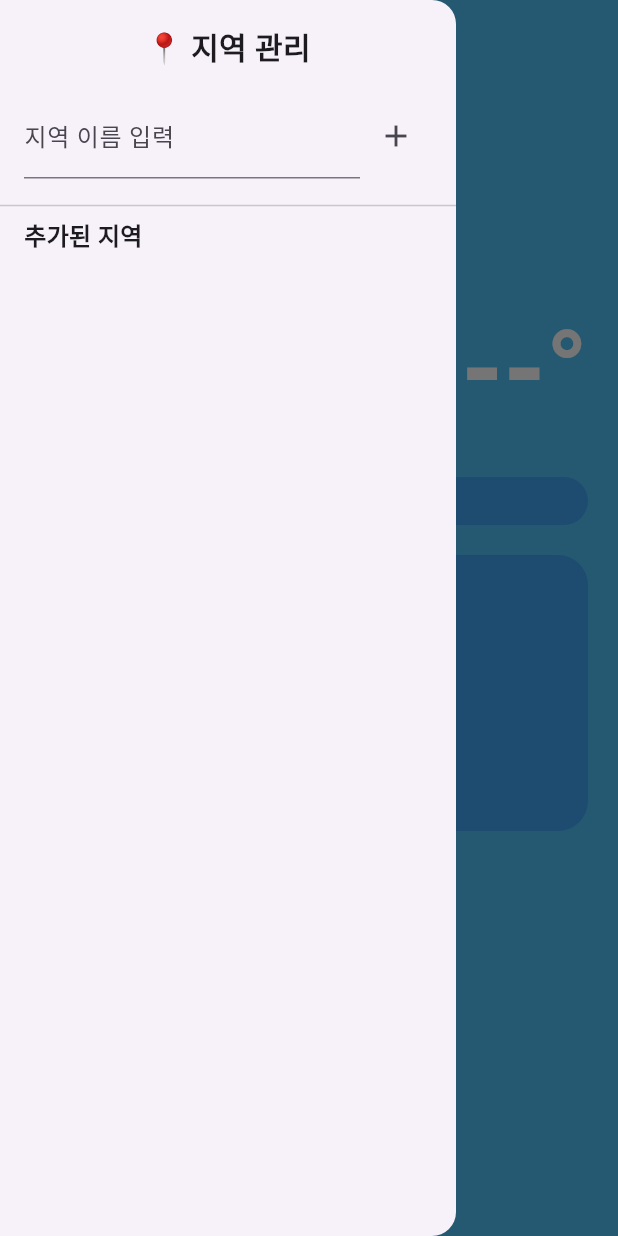
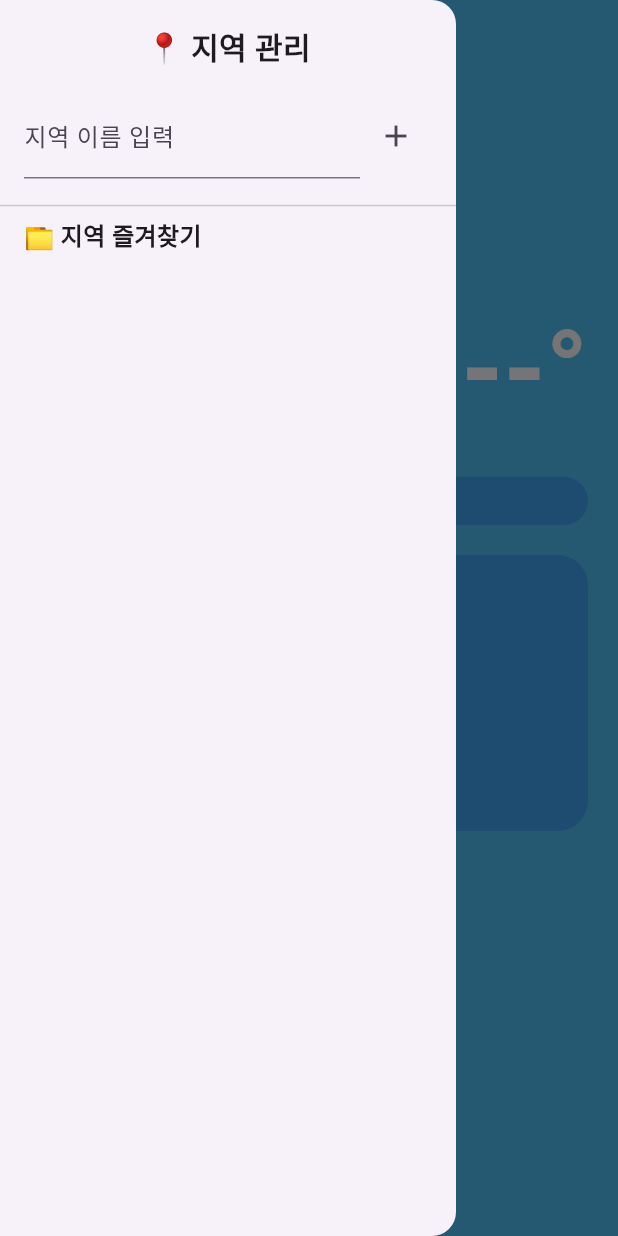
Before and after one commit to izuna69/weather, a Flutter app: the screen it shows after launch, with the side drawer open, on a phone screen of 412 x 824 dp. Run offline on Flutter 3.47's test engine with Material 3 defaults, Android fonts, the light colour scheme and no system bars; our stand-ins replace geolocator, permission_handler.

Commit message:
20250512 ui및 레이아웃 완료

```diff
--- a/lib/drawer_menu.dart
+++ b/lib/drawer_menu.dart
@@ -62,16 +62,20 @@ class _DrawerMenuState extends State<DrawerMenu> {
             ),
             const SizedBox(height: 10),
             const Divider(),
+
+            // 📁 지역 즐겨찾기 제목
             const Padding(
               padding: EdgeInsets.symmetric(horizontal: 16),
               child: Align(
                 alignment: Alignment.centerLeft,
                 child: Text(
-                  '추가된 지역',
+                  '📁 지역 즐겨찾기',
                   style: TextStyle(fontSize: 16, fontWeight: FontWeight.bold),
                 ),
               ),
             ),
+            const SizedBox(height: 8),
+
             Expanded(
               child: ListView.builder(
                 itemCount: widget.savedRegions.length,
```
Also changed, not shown: lib/main.dart (+11 -0 lines).
